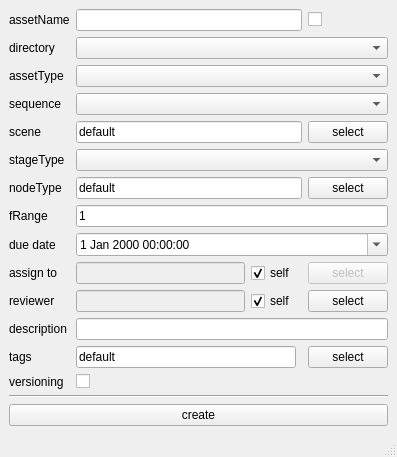
aumanimationstudios/rbhus, file rbhusUI/lib/rbhusPipeAssetCreateMod.ui: the form before one commit.
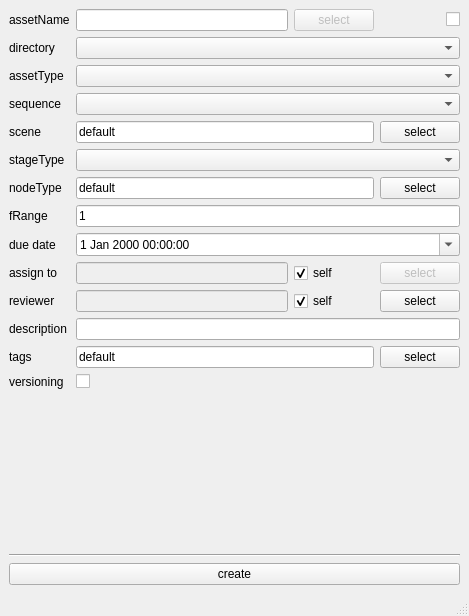
The form after the commit.

```diff
--- a/rbhusUI/lib/rbhusPipeAssetCreateMod.ui
+++ b/rbhusUI/lib/rbhusPipeAssetCreateMod.ui
@@ -9,8 +9,8 @@
    <rect>
     <x>0</x>
     <y>0</y>
-    <width>397</width>
-    <height>448</height>
+    <width>469</width>
+    <height>616</height>
    </rect>
   </property>
   <property name="windowTitle">
@@ -18,18 +18,28 @@
   </property>
   <widget class="QWidget" name="centralwidget">
    <layout class="QGridLayout" name="gridLayout">
-    <item row="11" column="0">
-     <widget class="QLabel" name="labelAdmin">
+    <item row="8" column="12">
+     <widget class="QPushButton" name="pushNodes">
+      <property name="sizePolicy">
+       <sizepolicy hsizetype="Fixed" vsizetype="Fixed">
+        <horstretch>0</horstretch>
+        <verstretch>0</verstretch>
+       </sizepolicy>
+      </property>
       <property name="text">
-       <string>assign to</string>
+       <string>select</string>
       </property>
      </widget>
     </item>
-    <item row="4" column="1" colspan="4">
-     <widget class="QComboBox" name="comboSequence"/>
+    <item row="12" column="0">
+     <widget class="QLabel" name="labelReview">
+      <property name="text">
+       <string>reviewer</string>
+      </property>
+     </widget>
     </item>
-    <item row="9" column="0">
-     <widget class="QLabel" name="labelFRange">
+    <item row="3" column="0">
+     <widget class="QLabel" name="labelAssType">
       <property name="sizePolicy">
        <sizepolicy hsizetype="Maximum" vsizetype="Maximum">
         <horstretch>0</horstretch>
@@ -37,24 +47,37 @@
        </sizepolicy>
       </property>
       <property name="text">
-       <string>fRange</string>
+       <string>assetType</string>
       </property>
      </widget>
     </item>
-    <item row="9" column="1" colspan="4">
-     <widget class="QLineEdit" name="lineEditFRange">
+    <item row="4" column="0">
+     <widget class="QLabel" name="labelSequence">
       <property name="sizePolicy">
-       <sizepolicy hsizetype="MinimumExpanding" vsizetype="Fixed">
+       <sizepolicy hsizetype="Maximum" vsizetype="Maximum">
         <horstretch>0</horstretch>
         <verstretch>0</verstretch>
        </sizepolicy>
       </property>
       <property name="text">
-       <string>1</string>
+       <string>sequence</string>
       </property>
      </widget>
     </item>
-    <item row="0" column="4">
+    <item row="7" column="0">
+     <widget class="QLabel" name="labelStageType">
+      <property name="sizePolicy">
+       <sizepolicy hsizetype="Maximum" vsizetype="Maximum">
+        <horstretch>0</horstretch>
+        <verstretch>0</verstretch>
+       </sizepolicy>
+      </property>
+      <property name="text">
+       <string>stageType</string>
+      </property>
+     </widget>
+    </item>
+    <item row="0" column="12">
      <widget class="QCheckBox" name="checkAssName">
       <property name="enabled">
        <bool>true</bool>
@@ -65,6 +88,9 @@
         <verstretch>0</verstretch>
        </sizepolicy>
       </property>
+      <property name="layoutDirection">
+       <enum>Qt::RightToLeft</enum>
+      </property>
       <property name="text">
        <string/>
       </property>
@@ -73,65 +99,23 @@
       </property>
      </widget>
     </item>
-    <item row="16" column="0" colspan="5">
-     <spacer name="verticalSpacer">
-      <property name="orientation">
-       <enum>Qt::Vertical</enum>
+    <item row="15" column="0">
+     <widget class="QLabel" name="labelVersion">
+      <property name="toolTip">
+       <string>group owner of the project directory</string>
       </property>
-      <property name="sizeHint" stdset="0">
-       <size>
-        <width>20</width>
-        <height>40</height>
-       </size>
+      <property name="text">
+       <string>versioning</string>
       </property>
-     </spacer>
-    </item>
-    <item row="17" column="0" colspan="5">
-     <widget class="Line" name="line">
-      <property name="sizePolicy">
-       <sizepolicy hsizetype="MinimumExpanding" vsizetype="Fixed">
-        <horstretch>0</horstretch>
-        <verstretch>0</verstretch>
-       </sizepolicy>
-      </property>
-      <property name="orientation">
-       <enum>Qt::Horizontal</enum>
-      </property>
      </widget>
     </item>
-    <item row="14" column="4">
-     <widget class="QPushButton" name="pushTags">
+    <item row="15" column="1">
+     <widget class="QCheckBox" name="checkVersion">
       <property name="text">
-       <string>select</string>
+       <string/>
       </property>
-     </widget>
-    </item>
-    <item row="11" column="1">
-     <widget class="QLineEdit" name="lineEditWorkers">
-      <property name="enabled">
+      <property name="checked">
        <bool>false</bool>
-      </property>
-      <property name="toolTip">
-       <string>list of space separated usernames</string>
-      </property>
-      <property name="readOnly">
-       <bool>true</bool>
-      </property>
-     </widget>
-    </item>
-    <item row="0" column="1" colspan="3">
-     <widget class="QLineEdit" name="lineEditAssName">
-      <property name="sizePolicy">
-       <sizepolicy hsizetype="MinimumExpanding" vsizetype="Fixed">
-        <horstretch>0</horstretch>
-        <verstretch>0</verstretch>
-       </sizepolicy>
-      </property>
-      <property name="toolTip">
-       <string>comma seperated list of asset names</string>
-      </property>
-      <property name="statusTip">
-       <string>comma seperated list of asset names</string>
       </property>
      </widget>
     </item>
@@ -148,6 +132,39 @@
       </property>
      </widget>
     </item>
+    <item row="9" column="1" colspan="12">
+     <widget class="QLineEdit" name="lineEditFRange">
+      <property name="sizePolicy">
+       <sizepolicy hsizetype="MinimumExpanding" vsizetype="Fixed">
+        <horstretch>0</horstretch>
+        <verstretch>0</verstretch>
+       </sizepolicy>
+      </property>
+      <property name="text">
+       <string>1</string>
+      </property>
+     </widget>
+    </item>
+    <item row="17" column="0" colspan="13">
+     <widget class="Line" name="line">
+      <property name="sizePolicy">
+       <sizepolicy hsizetype="MinimumExpanding" vsizetype="Fixed">
+        <horstretch>0</horstretch>
+        <verstretch>0</verstretch>
+       </sizepolicy>
+      </property>
+      <property name="orientation">
+       <enum>Qt::Horizontal</enum>
+      </property>
+     </widget>
+    </item>
+    <item row="10" column="1" colspan="12">
+     <widget class="QDateTimeEdit" name="dateEditDue">
+      <property name="calendarPopup">
+       <bool>true</bool>
+      </property>
+     </widget>
+    </item>
     <item row="8" column="0">
      <widget class="QLabel" name="labelNodeType">
       <property name="sizePolicy">
@@ -161,46 +178,6 @@
       </property>
      </widget>
     </item>
-    <item row="5" column="0">
-     <widget class="QLabel" name="labelScene">
-      <property name="sizePolicy">
-       <sizepolicy hsizetype="Maximum" vsizetype="Maximum">
-        <horstretch>0</horstretch>
-        <verstretch>0</verstretch>
-       </sizepolicy>
-      </property>
-      <property name="text">
-       <string>scene</string>
-      </property>
-     </widget>
-    </item>
-    <item row="18" column="0" colspan="5">
-     <widget class="QPushButton" name="pushCreate">
-      <property name="text">
-       <string>create</string>
-      </property>
-     </widget>
-    </item>
-    <item row="3" column="1" colspan="4">
-     <widget class="QComboBox" name="comboAssType"/>
-    </item>
-    <item row="10" column="1" colspan="4">
-     <widget class="QDateTimeEdit" name="dateEditDue">
-      <property name="calendarPopup">
-       <bool>true</bool>
-      </property>
-     </widget>
-    </item>
-    <item row="15" column="1">
-     <widget class="QCheckBox" name="checkVersion">
-      <property name="text">
-       <string/>
-      </property>
-      <property name="checked">
-       <bool>false</bool>
-      </property>
-     </widget>
-    </item>
     <item row="14" column="0">
      <widget class="QLabel" name="labelTags">
       <property name="toolTip">
@@ -211,16 +188,6 @@
       </property>
      </widget>
     </item>
-    <item row="15" column="0">
-     <widget class="QLabel" name="labelVersion">
-      <property name="toolTip">
-       <string>group owner of the project directory</string>
-      </property>
-      <property name="text">
-       <string>versioning</string>
-      </property>
-     </widget>
-    </item>
     <item row="2" column="0">
      <widget class="QLabel" name="labelDirectory">
       <property name="sizePolicy">
@@ -237,84 +204,25 @@
       </property>
      </widget>
     </item>
-    <item row="8" column="4">
-     <widget class="QPushButton" name="pushNodes">
+    <item row="11" column="0">
+     <widget class="QLabel" name="labelAdmin">
       <property name="text">
-       <string>select</string>
+       <string>assign to</string>
       </property>
      </widget>
     </item>
-    <item row="0" column="0">
-     <widget class="QLabel" name="labelAssName">
-      <property name="sizePolicy">
-       <sizepolicy hsizetype="Maximum" vsizetype="Maximum">
-        <horstretch>0</horstretch>
-        <verstretch>0</verstretch>
-       </sizepolicy>
+    <item row="16" column="0" colspan="6">
+     <spacer name="verticalSpacer">
+      <property name="orientation">
+       <enum>Qt::Vertical</enum>
       </property>
-      <property name="text">
-       <string>assetName</string>
+      <property name="sizeHint" stdset="0">
+       <size>
+        <width>20</width>
+        <height>40</height>
+       </size>
       </property>
-     </widget>
-    </item>
-    <item row="14" column="1" colspan="2">
-     <widget class="QLineEdit" name="lineEditTags">
-      <property name="toolTip">
-       <string>comma seperated list of tags</string>
-      </property>
-      <property name="statusTip">
-       <string>comma seperated list of tags</string>
-      </property>
-      <property name="text">
-       <string>default</string>
-      </property>
-     </widget>
-    </item>
-    <item row="7" column="0">
-     <widget class="QLabel" name="labelStageType">
-      <property name="sizePolicy">
-       <sizepolicy hsizetype="Maximum" vsizetype="Maximum">
-        <horstretch>0</horstretch>
-        <verstretch>0</verstretch>
-       </sizepolicy>
-      </property>
-      <property name="text">
-       <string>stageType</string>
-      </property>
-     </widget>
-    </item>
-    <item row="13" column="1" colspan="4">
-     <widget class="QLineEdit" name="lineEditDesc">
-      <property name="toolTip">
-       <string>group owner of the project directory</string>
-      </property>
-      <property name="text">
-       <string/>
-      </property>
-     </widget>
-    </item>
-    <item row="3" column="0">
-     <widget class="QLabel" name="labelAssType">
-      <property name="sizePolicy">
-       <sizepolicy hsizetype="Maximum" vsizetype="Maximum">
-        <horstretch>0</horstretch>
-        <verstretch>0</verstretch>
-       </sizepolicy>
-      </property>
-      <property name="text">
-       <string>assetType</string>
-      </property>
-     </widget>
-    </item>
-    <item row="11" column="2">
-     <widget class="QCheckBox" name="checkAssignSelf">
-      <property name="text">
-       <string>self</string>
-      </property>
-      <property name="checked">
-       <bool>true</bool>
-      </property>
-     </widget>
+     </spacer>
     </item>
     <item row="13" column="0">
      <widget class="QLabel" name="labelDesc">
@@ -326,89 +234,143 @@
       </property>
      </widget>
     </item>
-    <item row="5" column="4">
-     <widget class="QPushButton" name="pushScenes">
-      <property name="text">
-       <string>select</string>
-      </property>
-     </widget>
-    </item>
-    <item row="11" column="4">
-     <widget class="QPushButton" name="pushUsers">
-      <property name="enabled">
-       <bool>false</bool>
-      </property>
-      <property name="text">
-       <string>select</string>
-      </property>
-     </widget>
-    </item>
-    <item row="4" column="0">
-     <widget class="QLabel" name="labelSequence">
-      <property name="sizePolicy">
-       <sizepolicy hsizetype="Maximum" vsizetype="Maximum">
-        <horstretch>0</horstretch>
-        <verstretch>0</verstretch>
-       </sizepolicy>
-      </property>
-      <property name="text">
-       <string>sequence</string>
-      </property>
-     </widget>
-    </item>
-    <item row="5" column="1" colspan="3">
-     <widget class="QLineEdit" name="lineEditScenes">
-      <property name="toolTip">
-       <string>group owner of the project directory</string>
-      </property>
-      <property name="text">
-       <string>default</string>
-      </property>
-      <property name="readOnly">
-       <bool>true</bool>
-      </property>
-     </widget>
-    </item>
-    <item row="2" column="1" colspan="4">
+    <item row="2" column="1" colspan="12">
      <widget class="QComboBox" name="comboDirectory"/>
     </item>
-    <item row="7" column="1" colspan="4">
+    <item row="12" column="12">
+     <widget class="QPushButton" name="pushReviewers">
+      <property name="enabled">
+       <bool>true</bool>
+      </property>
+      <property name="sizePolicy">
+       <sizepolicy hsizetype="Fixed" vsizetype="Fixed">
+        <horstretch>0</horstretch>
+        <verstretch>0</verstretch>
+       </sizepolicy>
+      </property>
+      <property name="text">
+       <string>select</string>
+      </property>
+     </widget>
+    </item>
+    <item row="5" column="0">
+     <widget class="QLabel" name="labelScene">
+      <property name="sizePolicy">
+       <sizepolicy hsizetype="Maximum" vsizetype="Maximum">
+        <horstretch>0</horstretch>
+        <verstretch>0</verstretch>
+       </sizepolicy>
+      </property>
+      <property name="text">
+       <string>scene</string>
+      </property>
+     </widget>
+    </item>
+    <item row="4" column="1" colspan="12">
+     <widget class="QComboBox" name="comboSequence"/>
+    </item>
+    <item row="3" column="1" colspan="12">
+     <widget class="QComboBox" name="comboAssType"/>
+    </item>
+    <item row="13" column="1" colspan="12">
+     <widget class="QLineEdit" name="lineEditDesc">
+      <property name="toolTip">
+       <string>group owner of the project directory</string>
+      </property>
+      <property name="text">
+       <string/>
+      </property>
+     </widget>
+    </item>
+    <item row="9" column="0">
+     <widget class="QLabel" name="labelFRange">
+      <property name="sizePolicy">
+       <sizepolicy hsizetype="Maximum" vsizetype="Maximum">
+        <horstretch>0</horstretch>
+        <verstretch>0</verstretch>
+       </sizepolicy>
+      </property>
+      <property name="text">
+       <string>fRange</string>
+      </property>
+     </widget>
+    </item>
+    <item row="11" column="12">
+     <widget class="QPushButton" name="pushUsers">
+      <property name="enabled">
+       <bool>false</bool>
+      </property>
+      <property name="sizePolicy">
+       <sizepolicy hsizetype="Fixed" vsizetype="Fixed">
+        <horstretch>0</horstretch>
+        <verstretch>0</verstretch>
+       </sizepolicy>
+      </property>
+      <property name="text">
+       <string>select</string>
+      </property>
+     </widget>
+    </item>
+    <item row="0" column="0">
+     <widget class="QLabel" name="labelAssName">
+      <property name="sizePolicy">
+       <sizepolicy hsizetype="Maximum" vsizetype="Maximum">
+        <horstretch>0</horstretch>
+        <verstretch>0</verstretch>
+       </sizepolicy>
+      </property>
+      <property name="text">
+       <string>assetName</string>
+      </property>
+     </widget>
+    </item>
+    <item row="18" column="0" colspan="13">
+     <widget class="QPushButton" name="pushCreate">
+      <property name="text">
+       <string>create</string>
+      </property>
+     </widget>
+    </item>
+    <item row="7" column="1" colspan="12">
      <widget class="QComboBox" name="comboStageType"/>
     </item>
-    <item row="8" column="1" colspan="3">
-     <widget class="QLineEdit" name="lineEditNodes">
-      <property name="toolTip">
-       <string>group owner of the project directory</string>
+    <item row="14" column="12">
+     <widget class="QPushButton" name="pushTags">
+      <property name="sizePolicy">
+       <sizepolicy hsizetype="Fixed" vsizetype="Fixed">
+        <horstretch>0</horstretch>
+        <verstretch>0</verstretch>
+       </sizepolicy>
       </property>
       <property name="text">
-       <string>default</string>
+       <string>select</string>
       </property>
-      <property name="readOnly">
-       <bool>true</bool>
-      </property>
      </widget>
     </item>
-    <item row="12" column="0">
-     <widget class="QLabel" name="labelReview">
+    <item row="5" column="12">
+     <widget class="QPushButton" name="pushScenes">
+      <property name="sizePolicy">
+       <sizepolicy hsizetype="Fixed" vsizetype="Fixed">
+        <horstretch>0</horstretch>
+        <verstretch>0</verstretch>
+       </sizepolicy>
+      </property>
       <property name="text">
-       <string>reviewer</string>
+       <string>select</string>
       </property>
      </widget>
     </item>
-    <item row="12" column="1">
-     <widget class="QLineEdit" name="lineEditReviewers">
-      <property name="enabled">
-       <bool>false</bool>
+    <item row="11" column="11">
+     <widget class="QCheckBox" name="checkAssignSelf">
+      <property name="text">
+       <string>self</string>
       </property>
-      <property name="toolTip">
-       <string>list of space separated usernames</string>
-      </property>
-      <property name="readOnly">
+      <property name="checked">
        <bool>true</bool>
       </property>
      </widget>
     </item>
-    <item row="12" column="2">
+    <item row="12" column="11">
      <widget class="QCheckBox" name="checkReviewSelf">
       <property name="text">
        <string>self</string>
@@ -418,16 +380,103 @@
       </property>
      </widget>
     </item>
-    <item row="12" column="4">
-     <widget class="QPushButton" name="pushReviewers">
+    <item row="11" column="1" colspan="10">
+     <widget class="QLineEdit" name="lineEditWorkers">
       <property name="enabled">
+       <bool>false</bool>
+      </property>
+      <property name="toolTip">
+       <string>list of space separated usernames</string>
+      </property>
+      <property name="readOnly">
        <bool>true</bool>
+      </property>
+     </widget>
+    </item>
+    <item row="12" column="1" colspan="10">
+     <widget class="QLineEdit" name="lineEditReviewers">
+      <property name="enabled">
+       <bool>false</bool>
+      </property>
+      <property name="toolTip">
+       <string>list of space separated usernames</string>
+      </property>
+      <property name="readOnly">
+       <bool>true</bool>
+      </property>
+     </widget>
+    </item>
+    <item row="14" column="1" colspan="11">
+     <widget class="QLineEdit" name="lineEditTags">
+      <property name="toolTip">
+       <string>comma seperated list of tags</string>
+      </property>
+      <property name="statusTip">
+       <string>comma seperated list of tags</string>
+      </property>
+      <property name="text">
+       <string>default</string>
+      </property>
+     </widget>
+    </item>
+    <item row="0" column="11">
+     <widget class="QPushButton" name="pushAssets">
+      <property name="enabled">
+       <bool>false</bool>
+      </property>
+      <property name="sizePolicy">
+       <sizepolicy hsizetype="Fixed" vsizetype="Fixed">
+        <horstretch>0</horstretch>
+        <verstretch>0</verstretch>
+       </sizepolicy>
       </property>
       <property name="text">
        <string>select</string>
       </property>
      </widget>
     </item>
+    <item row="0" column="1" colspan="10">
+     <widget class="QLineEdit" name="lineEditAssName">
+      <property name="sizePolicy">
+       <sizepolicy hsizetype="MinimumExpanding" vsizetype="Fixed">
+        <horstretch>0</horstretch>
+        <verstretch>0</verstretch>
+       </sizepolicy>
+      </property>
+      <property name="toolTip">
+       <string>comma seperated list of asset names</string>
+      </property>
+      <property name="statusTip">
+       <string>comma seperated list of asset names</string>
+      </property>
+     </widget>
+    </item>
+    <item row="5" column="1" colspan="11">
+     <widget class="QLineEdit" name="lineEditScenes">
+      <property name="toolTip">
+       <string>group owner of the project directory</string>
+      </property>
+      <property name="text">
+       <string>default</string>
+      </property>
+      <property name="readOnly">
+       <bool>true</bool>
+      </property>
+     </widget>
+    </item>
+    <item row="8" column="1" colspan="11">
+     <widget class="QLineEdit" name="lineEditNodes">
+      <property name="toolTip">
+       <string>group owner of the project directory</string>
+      </property>
+      <property name="text">
+       <string>default</string>
+      </property>
+      <property name="readOnly">
+       <bool>true</bool>
+      </property>
+     </widget>
+    </item>
    </layout>
   </widget>
   <widget class="QStatusBar" name="statusBar"/>
```
